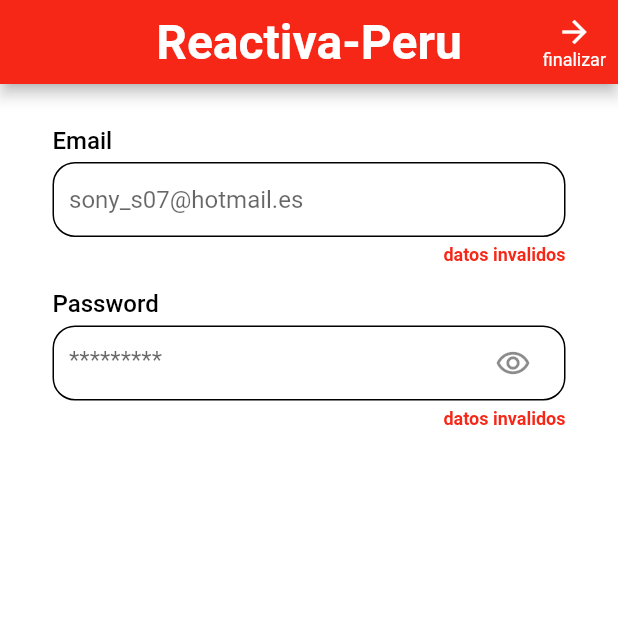
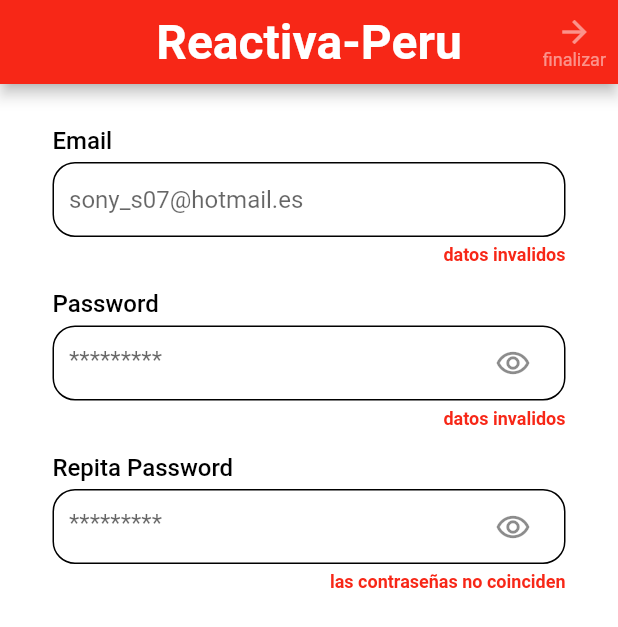
Before and after one commit to llsonyll/reactivaperu, a Flutter app: the RegistroFormSecond screen opened directly, on a phone screen of 412 x 824 dp. Shown: the top 627 px of the screen. Run offline on Flutter 3.47's test engine with Material 2 defaults, Android fonts, the phone set to English and light mode, and no system bars; our stand-ins replace flutter_bloc, font_awesome_flutter.

Commit message:
cubit > registro form > validaciones

```diff
--- a/lib/UI/registro/registro.dart
+++ b/lib/UI/registro/registro.dart
@@ -30,7 +30,8 @@
             Spacer(),
             LogoReactiva(),
             const SizedBox(height: 30.0),
-            NextButton(nextWidget: RegistroFormFirst(), label: 'Registro'),
+            NextButton(
+                nextWidget: RegistroFormFirst(), label: 'Iniciar Registro'),
             const SizedBox(height: 80.0),
             Container(
               width: double.infinity,
--- a/lib/UI/registro/registro_form_1.dart
+++ b/lib/UI/registro/registro_form_1.dart
@@ -5,6 +5,8 @@
 import 'package:reactiva/UI/registro/registro_form_2.dart';
 import 'package:reactiva/UI/widgets/logoReactiva.dart';
 import 'package:reactiva/navigator_utils.dart';
+
+import '../../navigator_utils.dart';
 
 class RegistroFormFirst extends StatefulWidget {
   const RegistroFormFirst({Key key}) : super(key: key);
@@ -54,7 +56,7 @@
                         // posible animacion
                         snapshot
                             ? pushToPage(context, RegistroFormSecond())
-                            : print(' ');
+                            : print('');
                       },
                       child: Column(
                         mainAxisAlignment: MainAxisAlignment.center,
--- a/lib/UI/registro/registro_form_2.dart
+++ b/lib/UI/registro/registro_form_2.dart
@@ -3,6 +3,11 @@
 import 'package:reactiva/UI/common/colors.dart';
 import 'package:reactiva/UI/registro/registro_form_2_cubit.dart';
 import 'package:reactiva/UI/widgets/logoReactiva.dart';
+
+import '../../navigator_utils.dart';
+import '../common/colors.dart';
+import '../common/loading_page.dart';
+import 'registro_form_2_cubit.dart';
 
 class RegistroFormSecond extends StatelessWidget {
   const RegistroFormSecond({Key key}) : super(key: key);
@@ -12,27 +17,49 @@
     return MultiBlocProvider(
       providers: [
         BlocProvider<RegistroPart2Cubit>(create: (_) => RegistroPart2Cubit()),
+        BlocProvider<EmailCubit>(create: (_) => EmailCubit()),
+        BlocProvider<FirstPasswordCubit>(create: (_) => FirstPasswordCubit()),
+        BlocProvider<SecondPasswordCubit>(create: (_) => SecondPasswordCubit()),
       ],
       child: Scaffold(
         appBar: AppBar(
           title: LogoReactiva(),
           centerTitle: true,
           actions: [
-            Padding(
+            BlocConsumer<RegistroPart2Cubit, bool>(
+              listener: (context, snapshot) {},
+              builder: (context, snapshot) {
+                return Padding(
                   padding: const EdgeInsets.all(8.0),
                   child: InkWell(
-                onTap: () {},
+                    onTap: () {
+                      snapshot
+                          ? pushAndReplaceToPage(context, LoadingPage())
+                          : print('');
+                    },
                     child: Column(
                       mainAxisAlignment: MainAxisAlignment.center,
                       children: [
-                    Icon(Icons.arrow_forward_sharp),
+                        Icon(
+                          Icons.arrow_forward_sharp,
+                          color: snapshot
+                              ? reactiva_blanco
+                              : reactiva_blanco.withOpacity(.5),
+                        ),
                         Text(
                           'finalizar',
-                      style: TextStyle(fontSize: 12.0),
+                          style: TextStyle(
+                            fontSize: 12.0,
+                            color: snapshot
+                                ? reactiva_blanco
+                                : reactiva_blanco.withOpacity(.5),
+                          ),
                         ),
                       ],
                     ),
                   ),
+                );
+              },
             ),
           ],
         ),
@@ -40,8 +67,8 @@
           padding: const EdgeInsets.symmetric(vertical: 20.0, horizontal: 5.0),
           child: Column(
             children: [
-              BlocConsumer<RegistroPart2Cubit, FormParte2>(
-                listener: (context, snapshot) => print(snapshot),
+              BlocConsumer<EmailCubit, bool>(
+                listener: (context, snapshot) {},
                 builder: (context, snapshot) {
                   return Padding(
                     padding: const EdgeInsets.symmetric(
@@ -73,14 +100,15 @@
                               hintText: 'sony_s07@hotmail.es',
                             ),
                             onChanged: (texto) {
+                              context.read<EmailCubit>().readInput(texto);
                               context
                                   .read<RegistroPart2Cubit>()
-                                  .validateEmail(texto);
+                                  .validateInputs(context);
                             },
                           ),
                         ),
                         const SizedBox(height: 5.0),
-                        snapshot.emailValidated
+                        snapshot
                             ? Align(
                                 alignment: Alignment.centerRight,
                                 child: Text(
@@ -108,8 +136,8 @@
                   );
                 },
               ),
-              BlocConsumer<RegistroPart2Cubit, FormParte2>(
-                listener: (context, snapshot) => print(snapshot),
+              BlocConsumer<FirstPasswordCubit, bool>(
+                listener: (context, snapshot) {},
                 builder: (context, snapshot) {
                   return Padding(
                     padding: const EdgeInsets.symmetric(
@@ -146,13 +174,16 @@
                             ),
                             onChanged: (texto) {
                               context
+                                  .read<FirstPasswordCubit>()
+                                  .readPassword(texto);
+                              context
                                   .read<RegistroPart2Cubit>()
-                                  .validateFirstPassword(texto);
+                                  .validateInputs(context);
                             },
                           ),
                         ),
                         const SizedBox(height: 5.0),
-                        snapshot.firstPasswordValidation
+                        snapshot
                             ? Align(
                                 alignment: Alignment.centerRight,
                                 child: Text(
@@ -180,6 +211,81 @@
                   );
                 },
               ),
+              BlocConsumer<SecondPasswordCubit, bool>(
+                listener: (context, snapshot) => print(snapshot),
+                builder: (context, snapshot) {
+                  return Padding(
+                    padding: const EdgeInsets.symmetric(
+                        vertical: 8.0, horizontal: 30.0),
+                    child: Column(
+                      crossAxisAlignment: CrossAxisAlignment.start,
+                      children: [
+                        Text(
+                          'Repita Password',
+                          style: TextStyle(
+                            fontWeight: FontWeight.w500,
+                            fontSize: 16.0,
+                            color: Theme.of(context).colorScheme.surface,
+                          ),
+                        ),
+                        const SizedBox(height: 5.0),
+                        Container(
+                          decoration: BoxDecoration(
+                            border: Border.all(
+                              color: Theme.of(context).colorScheme.surface,
+                              width: 1.0,
+                            ),
+                            borderRadius: BorderRadius.circular(15.0),
+                          ),
+                          padding: const EdgeInsets.symmetric(horizontal: 10.0),
+                          child: TextField(
+                            decoration: InputDecoration(
+                              border: InputBorder.none,
+                              hintText: '*********',
+                              suffixIcon: IconButton(
+                                icon: Icon(Icons.remove_red_eye_outlined),
+                                onPressed: () {},
+                              ),
+                            ),
+                            onChanged: (texto) {
+                              context
+                                  .read<SecondPasswordCubit>()
+                                  .readPassword(context, texto);
+                              context
+                                  .read<RegistroPart2Cubit>()
+                                  .validateInputs(context);
+                            },
+                          ),
+                        ),
+                        const SizedBox(height: 5.0),
+                        snapshot
+                            ? Align(
+                                alignment: Alignment.centerRight,
+                                child: Text(
+                                  'contraseñas coinciden',
+                                  style: TextStyle(
+                                    color: reactiva_success,
+                                    fontSize: 12.0,
+                                    fontWeight: FontWeight.w600,
+                                  ),
+                                ),
+                              )
+                            : Align(
+                                alignment: Alignment.centerRight,
+                                child: Text(
+                                  'las contraseñas no coinciden',
+                                  style: TextStyle(
+                                    color: Theme.of(context).colorScheme.error,
+                                    fontSize: 12.0,
+                                    fontWeight: FontWeight.w600,
+                                  ),
+                                ),
+                              ),
+                      ],
+                    ),
+                  );
+                },
+              ),
             ],
           ),
         ),
--- a/lib/UI/registro/registro_form_2_cubit.dart
+++ b/lib/UI/registro/registro_form_2_cubit.dart
@@ -1,52 +1,59 @@
+import 'package:flutter/cupertino.dart';
 import 'package:flutter_bloc/flutter_bloc.dart';
 
-class FormParte2 {
-  const FormParte2({
-    this.emailValidated = false,
-    this.firstPasswordValidation = false,
-    this.equalsPasswordValidation = false,
-  });
-  final bool emailValidated;
-  final bool firstPasswordValidation;
-  final bool equalsPasswordValidation;
+class RegistroPart2Cubit extends Cubit<bool> {
+  RegistroPart2Cubit() : super(false);
+
+  void validateInputs(BuildContext context) {
+    final emailValidated = context.read<EmailCubit>().state;
+    final passwordValidated = context.read<FirstPasswordCubit>().state;
+    final samePasswordValidated = context.read<SecondPasswordCubit>().state;
+
+    if (emailValidated && passwordValidated && samePasswordValidated) {
+      emit(true);
+    } else {
+      emit(false);
+    }
+  }
 }
 
-class RegistroPart2Cubit extends Cubit<FormParte2> {
-  RegistroPart2Cubit() : super(FormParte2());
+class EmailCubit extends Cubit<bool> {
+  EmailCubit() : super(false);
+
+  String email;
+
+  void readInput(String text) {
+    if (text.contains('@gmail.com')) {
+      email = text;
+      emit(true);
+    } else {
+      emit(false);
+    }
+  }
+}
+
+class FirstPasswordCubit extends Cubit<bool> {
+  FirstPasswordCubit() : super(false);
 
   String firstPassword;
-  String secondPassword;
 
-  void validateEmail(String email) {
-    if (email.contains('@gmail.com')) {
-      print(emailValidated);
+  void readPassword(String text) {
+    if (text.length <= 6) {
+      firstPassword = text;
+      emit(true);
     } else {
-      // emit(FormParte2(null, emailValidated: false));
+      emit(false);
     }
   }
+}
 
-  void validateFirstPassword(String password) {
-    if (password.contains('numbers')) {
-      firstPassword = password;
-      emit(this.state..firstPasswordValidation);
+class SecondPasswordCubit extends Cubit<bool> {
+  SecondPasswordCubit() : super(false);
+  void readPassword(BuildContext context, String text) {
+    if (text == context.read<FirstPasswordCubit>().firstPassword) {
+      emit(true);
     } else {
-      firstPassword = '';
-      emit(FormParte2(firstPasswordValidation: false));
+      emit(false);
     }
   }
-
-  void validatePassword(String password) {
-    secondPassword = password;
-    if (firstPassword == secondPassword && state.firstPasswordValidation) {
-      print('pass iguales');
-      emit(FormParte2(equalsPasswordValidation: true));
-    } else {
-      print('pass diferentes');
-      emit(FormParte2(equalsPasswordValidation: false));
-    }
-  }
-
-  void sendData() {
-    if (state.emailValidated && state.equalsPasswordValidation) {}
-  }
 }
```
Also changed, not shown: lib/UI/common/loading_page.dart (+36 -0 lines), lib/UI/login/login_page.dart (+13 -10 lines). Lines whose indentation alone changed are shown as unchanged.
